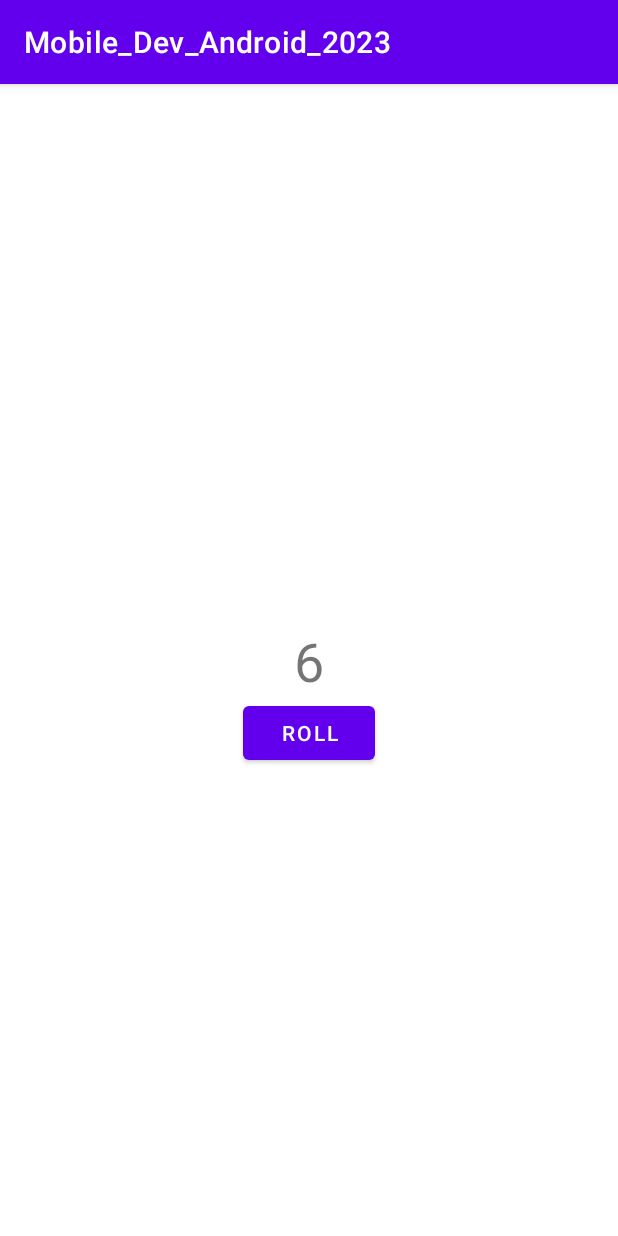
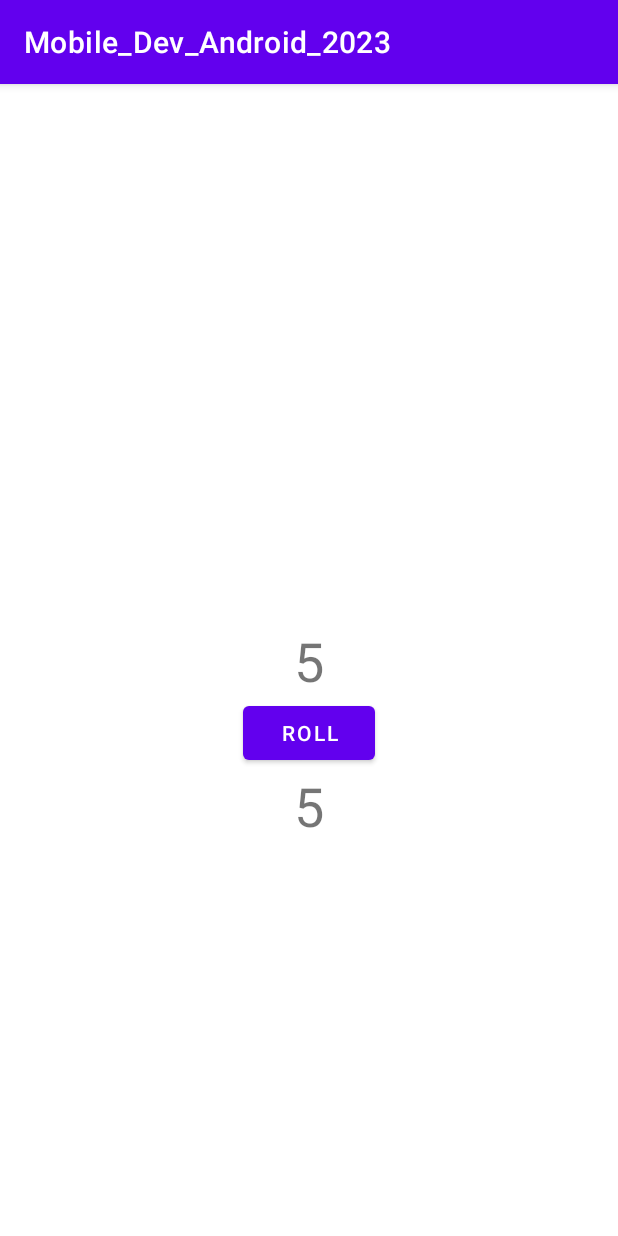
Before and after one commit to samratTBC/Your-first-interactive-UI-Dice-Roller-lab-1, an Android app: the screen it shows after launch (MainActivity), after a tap on "ROLL", on a phone screen of 412 x 824 dp. Run offline under Robolectric (Android 15) with nearby library versions, the phone set to English and light mode, and no system bars.

Commit message:
Added another textView to show to dice simultaneuosly

```diff
--- a/app/src/main/java/com/example/mobile_dev_android_2023/MainActivity.java
+++ b/app/src/main/java/com/example/mobile_dev_android_2023/MainActivity.java
@@ -8,25 +8,35 @@ import android.widget.Button;
 import android.widget.TextView;
 import android.widget.Toast;
 
+import com.example.mobile_dev_android_2023.Model.Dice;
+
 public class MainActivity extends AppCompatActivity {
 
     private Button rollBtn;
     private TextView textView;
+    private TextView textViewSecond;
     @Override
     protected void onCreate(Bundle savedInstanceState) {
         super.onCreate(savedInstanceState);
         setContentView(R.layout.activity_main);
         rollBtn = findViewById(R.id.button);
         textView = findViewById(R.id.textView);
+        textViewSecond = findViewById(R.id.textView_second);
 
         rollBtn.setOnClickListener(new View.OnClickListener() {
             @Override
             public void onClick(View view) {
-                Toast toast = Toast.makeText(MainActivity.this, "Dice Rolled!", Toast.LENGTH_SHORT );
-                textView.setText("6");
-                toast.show();
-
+                rollDice();
             }
         });
     }
+
+    public void rollDice()
+    {
+        Toast toast = Toast.makeText(MainActivity.this, "Dice Rolled!", Toast.LENGTH_SHORT );
+        Dice dice = new Dice(6);
+        textView.setText(Integer.toString(dice.roll()));
+        textViewSecond.setText(Integer.toString(dice.roll()));
+        toast.show();
+    }
 }
--- /dev/null
+++ b/app/src/main/java/com/example/mobile_dev_android_2023/Model/Dice.java
@@ -0,0 +1,24 @@
+package com.example.mobile_dev_android_2023.Model;
+
+import java.util.Random;
+
+public class Dice {
+
+
+    private int numSides;
+
+    public Dice(int numSides)
+    {
+        this.numSides = numSides;
+    }
+
+    public int getNumSides() {
+        return numSides;
+    }
+
+
+    public int roll()
+    {
+        return (new Random()).nextInt(this.numSides) + 1;
+    }
+}
--- a/app/src/main/res/layout/activity_main.xml
+++ b/app/src/main/res/layout/activity_main.xml
@@ -26,4 +26,14 @@
         app:layout_constraintStart_toStartOf="parent"
         app:layout_constraintTop_toBottomOf="@+id/textView" />
 
+    <TextView
+        android:id="@+id/textView_second"
+        android:layout_width="wrap_content"
+        android:layout_height="wrap_content"
+        android:textSize="36sp"
+        app:layout_constraintTop_toBottomOf="@id/button"
+        app:layout_constraintEnd_toEndOf="parent"
+        app:layout_constraintStart_toStartOf="parent"
+        tools:text="1" />
+
 </androidx.constraintlayout.widget.ConstraintLayout>
```
